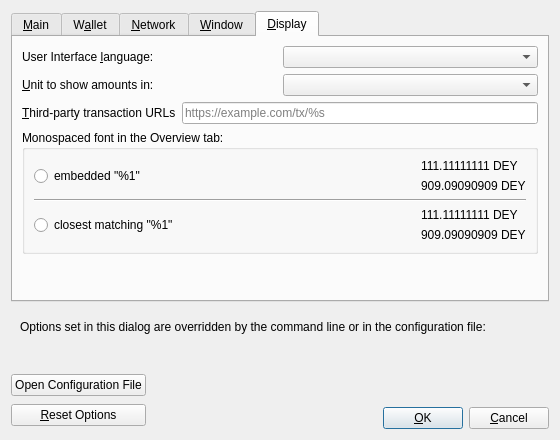
Qt form src/qt/forms/optionsdialog.ui (wilofice/dahomey) before a commit.
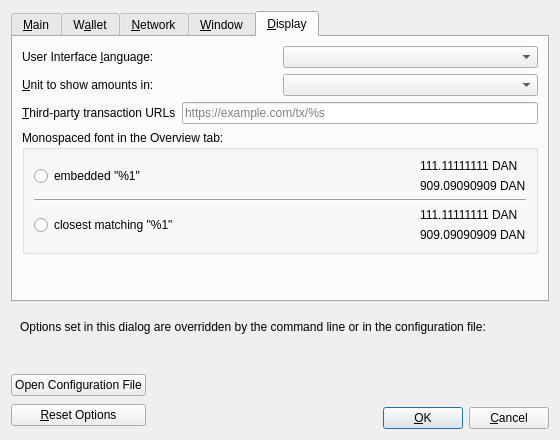
The same form after that commit. The open tabs and pages were chosen to show the change. Custom widgets are drawn as their Qt base class.

What changed in the file:
```diff
--- a/src/qt/forms/optionsdialog.ui
+++ b/src/qt/forms/optionsdialog.ui
@@ -804,14 +804,14 @@
               <item>
                <widget class="QLabel" name="embeddedFont_label_1">
                 <property name="text">
-                 <string notr="true">111.11111111 DEY</string>
+                 <string notr="true">111.11111111 DAN</string>
                 </property>
                </widget>
               </item>
               <item>
                <widget class="QLabel" name="embeddedFont_label_9">
                 <property name="text">
-                 <string notr="true">909.09090909 DEY</string>
+                 <string notr="true">909.09090909 DAN</string>
                 </property>
                </widget>
               </item>
@@ -853,14 +853,14 @@
               <item>
                <widget class="QLabel" name="systemFont_label_1">
                 <property name="text">
-                 <string notr="true">111.11111111 DEY</string>
+                 <string notr="true">111.11111111 DAN</string>
                 </property>
                </widget>
               </item>
               <item>
                <widget class="QLabel" name="systemFont_label_9">
                 <property name="text">
-                 <string notr="true">909.09090909 DEY</string>
+                 <string notr="true">909.09090909 DAN</string>
                 </property>
                </widget>
               </item>
```
Left out of the diff: 14 changed lines with no effect on the pictures.
